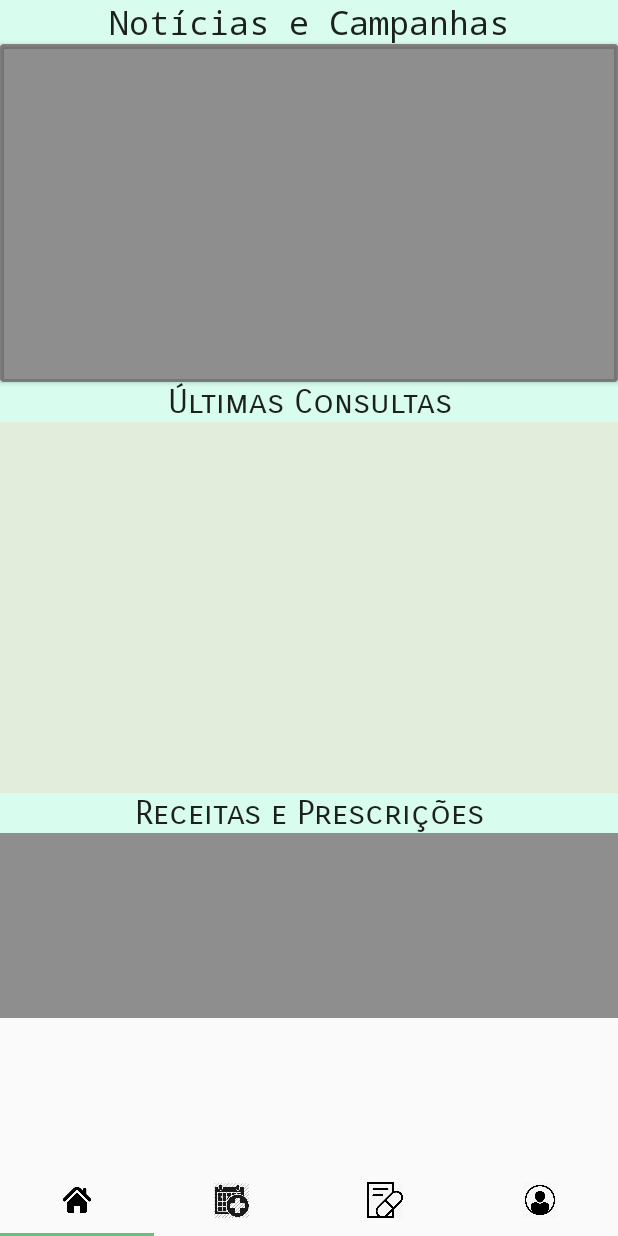
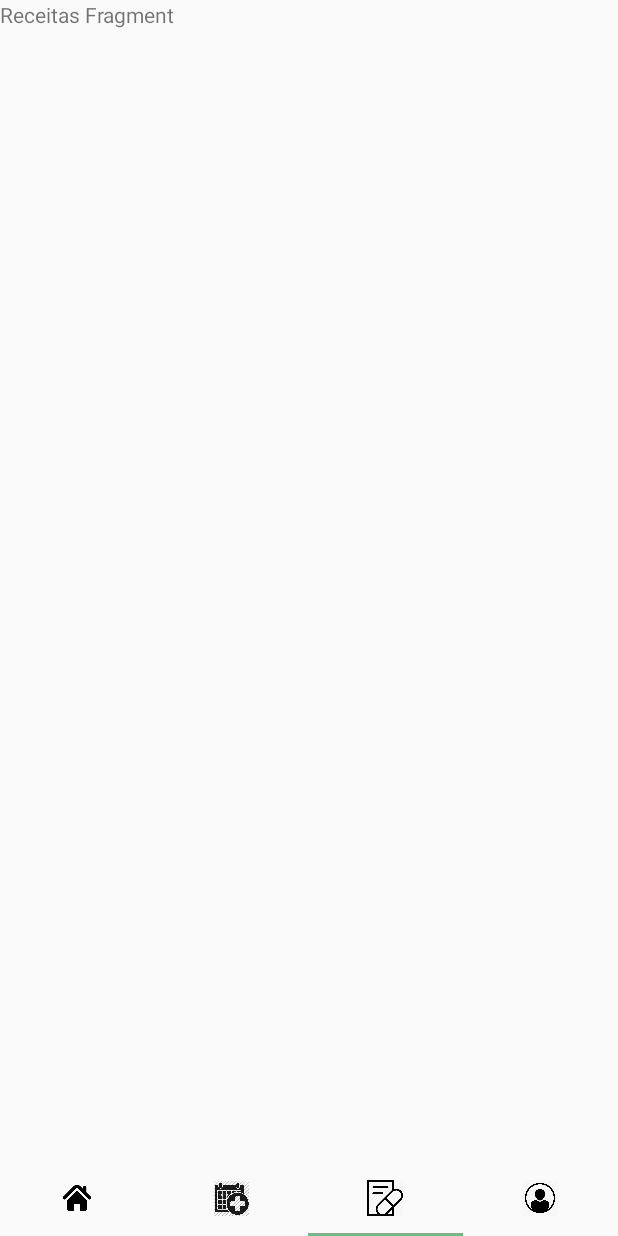
Before and after one commit to lcarneirofb/DQV-Mobile-front, an Android app: the MenuActivity screen opened directly, with no data from a screen before it, item 3 of the bottom bar chosen, on a phone screen of 412 x 824 dp. Run offline under Robolectric (Android 15) with nearby library versions, the phone set to English and light mode, and no system bars.

Commit message:
Swipping menu and Attempting to consume API

```diff
--- a/app/build.gradle
+++ b/app/build.gradle
@@ -29,10 +29,13 @@ dependencies {
     implementation 'androidx.appcompat:appcompat:1.1.0'
     implementation 'androidx.core:core-ktx:1.1.0'
     implementation 'androidx.constraintlayout:constraintlayout:1.1.3'
+    implementation 'androidx.legacy:legacy-support-v4:1.0.0'
     testImplementation 'junit:junit:4.12'
     androidTestImplementation 'androidx.test.ext:junit:1.1.0'
     androidTestImplementation 'androidx.test.espresso:espresso-core:3.2.0'
     // Desing Library para usar Coordinator Layout e Toolbars
     implementation 'com.google.android.material:material:1.0.0'
     implementation 'com.squareup.retrofit2:retrofit:2.6.2'
+    implementation "com.squareup.retrofit2:converter-gson:2.6.2"
+
 }
--- a/app/src/main/java/com/example/dqv/MenuActivity.kt
+++ b/app/src/main/java/com/example/dqv/MenuActivity.kt
@@ -1,16 +1,43 @@
 package com.example.dqv_front
 
 import android.os.Bundle
+import android.view.View
 import androidx.appcompat.app.AppCompatActivity
+import androidx.viewpager.widget.ViewPager
+import com.example.dqv.PageAdapter
 import com.example.dqv.R
+import com.google.android.material.tabs.TabLayout
+import kotlinx.android.synthetic.main.activity_menu.*
 
 
 class MenuActivity : AppCompatActivity() {
+
 
     override fun onCreate(savedInstanceState: Bundle?) {
         super.onCreate(savedInstanceState)
         setContentView(R.layout.activity_menu)
 
+        val viewPager = findViewById<View>(R.id.viewPages) as ViewPager
+        viewPager.adapter = PageAdapter(supportFragmentManager,tabLayout.tabCount)
+
+
+
+        viewPager!!.addOnPageChangeListener(TabLayout.TabLayoutOnPageChangeListener(tabLayout))
+
+        tabLayout!!.addOnTabSelectedListener(object : TabLayout.OnTabSelectedListener {
+            override fun onTabSelected(tab: TabLayout.Tab) {
+                viewPager!!.currentItem = tab.position
+            }
+            override fun onTabUnselected(tab: TabLayout.Tab) {
+
+            }
+            override fun onTabReselected(tab: TabLayout.Tab) {
+
+            }
+        })
+
+
+
     }
 
 
--- /dev/null
+++ b/app/src/main/java/com/example/dqv/PageAdapter.java
@@ -0,0 +1,46 @@
+package com.example.dqv;
+
+import androidx.annotation.NonNull;
+import androidx.fragment.app.Fragment;
+import androidx.fragment.app.FragmentManager;
+import androidx.fragment.app.FragmentPagerAdapter;
+
+import com.example.dqv.fragments.ConsultasFragment;
+import com.example.dqv.fragments.HomeFragment;
+import com.example.dqv.fragments.ReceitasFragment;
+import com.example.dqv.fragments.UserFragment;
+
+public class PageAdapter extends FragmentPagerAdapter {
+
+    private int numberOfTabs;
+
+    public PageAdapter(@NonNull FragmentManager fm, int numberOfTabs) {
+        super(fm);
+        this.numberOfTabs = numberOfTabs;
+    }
+
+
+    @NonNull
+    @Override
+    public Fragment getItem(int position) {
+
+        switch(position){
+            case 0:
+                return new HomeFragment();
+            case 1:
+                return new ConsultasFragment();
+            case 2:
+                return new ReceitasFragment();
+            case 3:
+                return new UserFragment();
+            default:
+                return null;
+        }
+
+    }
+
+    @Override
+    public int getCount() {
+        return numberOfTabs;
+    }
+}
--- /dev/null
+++ b/app/src/main/java/com/example/dqv/fragments/ConsultasFragment.kt
@@ -0,0 +1,99 @@
+package com.example.dqv.fragments
+
+import android.content.Context
+import android.net.Uri
+import android.os.Bundle
+import androidx.fragment.app.Fragment
+import android.view.LayoutInflater
+import android.view.View
+import android.view.ViewGroup
+import com.example.dqv.R
+
+// TODO: Rename parameter arguments, choose names that match
+// the fragment initialization parameters, e.g. ARG_ITEM_NUMBER
+private const val ARG_PARAM1 = "param1"
+private const val ARG_PARAM2 = "param2"
+
+/**
+ * A simple [Fragment] subclass.
+ * Activities that contain this fragment must implement the
+ * [ConsultasFragment.OnFragmentInteractionListener] interface
+ * to handle interaction events.
+ * Use the [ConsultasFragment.newInstance] factory method to
+ * create an instance of this fragment.
+ */
+class ConsultasFragment : Fragment() {
+    // TODO: Rename and change types of parameters
+    private var param1: String? = null
+    private var param2: String? = null
+    private var listener: OnFragmentInteractionListener? = null
+
+    override fun onCreate(savedInstanceState: Bundle?) {
+        super.onCreate(savedInstanceState)
+        arguments?.let {
+            param1 = it.getString(ARG_PARAM1)
+            param2 = it.getString(ARG_PARAM2)
+        }
+    }
+
+    override fun onCreateView(
+        inflater: LayoutInflater, container: ViewGroup?,
+        savedInstanceState: Bundle?
+    ): View? {
+        // Inflate the layout for this fragment
+        return inflater.inflate(R.layout.fragment_consultas, container, false)
+    }
+
+    // TODO: Rename method, update argument and hook method into UI event
+    fun onButtonPressed(uri: Uri) {
+        listener?.onFragmentInteraction(uri)
+    }
+
+    override fun onAttach(context: Context) {
+        super.onAttach(context)
+        if (context is OnFragmentInteractionListener) {
+            listener = context
+        }
+    }
+
+    override fun onDetach() {
+        super.onDetach()
+        listener = null
+    }
+
+    /**
+     * This interface must be implemented by activities that contain this
+     * fragment to allow an interaction in this fragment to be communicated
+     * to the activity and potentially other fragments contained in that
+     * activity.
+     *
+     *
+     * See the Android Training lesson [Communicating with Other Fragments]
+     * (http://developer.android.com/training/basics/fragments/communicating.html)
+     * for more information.
+     */
+    interface OnFragmentInteractionListener {
+        // TODO: Update argument type and name
+        fun onFragmentInteraction(uri: Uri)
+    }
+
+    companion object {
+        /**
+         * Use this factory method to create a new instance of
+         * this fragment using the provided parameters.
+         *
+         * @param param1 Parameter 1.
+         * @param param2 Parameter 2.
+         * @return A new instance of fragment ConsultasFragment.
+         */
+        // TODO: Rename and change types and number of parameters
+        @JvmStatic
+        fun newInstance(param1: String, param2: String) =
+            ConsultasFragment().apply {
+                arguments = Bundle().apply {
+                    putString(ARG_PARAM1, param1)
+                    putString(ARG_PARAM2, param2)
+                }
+            }
+    }
+}
--- /dev/null
+++ b/app/src/main/java/com/example/dqv/fragments/HomeFragment.kt
@@ -0,0 +1,99 @@
+package com.example.dqv.fragments
+
+import android.content.Context
+import android.net.Uri
+import android.os.Bundle
+import androidx.fragment.app.Fragment
+import android.view.LayoutInflater
+import android.view.View
+import android.view.ViewGroup
+import com.example.dqv.R
+
+// TODO: Rename parameter arguments, choose names that match
+// the fragment initialization parameters, e.g. ARG_ITEM_NUMBER
+private const val ARG_PARAM1 = "param1"
+private const val ARG_PARAM2 = "param2"
+
+/**
+ * A simple [Fragment] subclass.
+ * Activities that contain this fragment must implement the
+ * [HomeFragment.OnFragmentInteractionListener] interface
+ * to handle interaction events.
+ * Use the [HomeFragment.newInstance] factory method to
+ * create an instance of this fragment.
+ */
+class HomeFragment : Fragment() {
+    // TODO: Rename and change types of parameters
+    private var param1: String? = null
+    private var param2: String? = null
+    private var listener: OnFragmentInteractionListener? = null
+
+    override fun onCreate(savedInstanceState: Bundle?) {
+        super.onCreate(savedInstanceState)
+        arguments?.let {
+            param1 = it.getString(ARG_PARAM1)
+            param2 = it.getString(ARG_PARAM2)
+        }
+    }
+
+    override fun onCreateView(
+        inflater: LayoutInflater, container: ViewGroup?,
+        savedInstanceState: Bundle?
+    ): View? {
+        // Inflate the layout for this fragment
+        return inflater.inflate(R.layout.fragment_home, container, false)
+    }
+
+    // TODO: Rename method, update argument and hook method into UI event
+    fun onButtonPressed(uri: Uri) {
+        listener?.onFragmentInteraction(uri)
+    }
+
+    override fun onAttach(context: Context) {
+        super.onAttach(context)
+        if (context is OnFragmentInteractionListener) {
+            listener = context
+        }
+    }
+
+    override fun onDetach() {
+        super.onDetach()
+        listener = null
+    }
+
+    /**
+     * This interface must be implemented by activities that contain this
+     * fragment to allow an interaction in this fragment to be communicated
+     * to the activity and potentially other fragments contained in that
+     * activity.
+     *
+     *
+     * See the Android Training lesson [Communicating with Other Fragments]
+     * (http://developer.android.com/training/basics/fragments/communicating.html)
+     * for more information.
+     */
+    interface OnFragmentInteractionListener {
+        // TODO: Update argument type and name
+        fun onFragmentInteraction(uri: Uri)
+    }
+
+    companion object {
+        /**
+         * Use this factory method to create a new instance of
+         * this fragment using the provided parameters.
+         *
+         * @param param1 Parameter 1.
+         * @param param2 Parameter 2.
+         * @return A new instance of fragment HomeFragment.
+         */
+        // TODO: Rename and change types and number of parameters
+        @JvmStatic
+        fun newInstance(param1: String, param2: String) =
+            HomeFragment().apply {
+                arguments = Bundle().apply {
+                    putString(ARG_PARAM1, param1)
+                    putString(ARG_PARAM2, param2)
+                }
+            }
+    }
+}
--- /dev/null
+++ b/app/src/main/java/com/example/dqv/fragments/UserFragment.kt
@@ -0,0 +1,99 @@
+package com.example.dqv.fragments
+
+import android.content.Context
+import android.net.Uri
+import android.os.Bundle
+import androidx.fragment.app.Fragment
+import android.view.LayoutInflater
+import android.view.View
+import android.view.ViewGroup
+import com.example.dqv.R
+
+// TODO: Rename parameter arguments, choose names that match
+// the fragment initialization parameters, e.g. ARG_ITEM_NUMBER
+private const val ARG_PARAM1 = "param1"
+private const val ARG_PARAM2 = "param2"
+
+/**
+ * A simple [Fragment] subclass.
+ * Activities that contain this fragment must implement the
+ * [UserFragment.OnFragmentInteractionListener] interface
+ * to handle interaction events.
+ * Use the [UserFragment.newInstance] factory method to
+ * create an instance of this fragment.
+ */
+class UserFragment : Fragment() {
+    // TODO: Rename and change types of parameters
+    private var param1: String? = null
+    private var param2: String? = null
+    private var listener: OnFragmentInteractionListener? = null
+
+    override fun onCreate(savedInstanceState: Bundle?) {
+        super.onCreate(savedInstanceState)
+        arguments?.let {
+            param1 = it.getString(ARG_PARAM1)
+            param2 = it.getString(ARG_PARAM2)
+        }
+    }
+
+    override fun onCreateView(
+        inflater: LayoutInflater, container: ViewGroup?,
+        savedInstanceState: Bundle?
+    ): View? {
+        // Inflate the layout for this fragment
+        return inflater.inflate(R.layout.fragment_user, container, false)
+    }
+
+    // TODO: Rename method, update argument and hook method into UI event
+    fun onButtonPressed(uri: Uri) {
+        listener?.onFragmentInteraction(uri)
+    }
+
+    override fun onAttach(context: Context) {
+        super.onAttach(context)
+        if (context is OnFragmentInteractionListener) {
+            listener = context
+        }
+    }
+
+    override fun onDetach() {
+        super.onDetach()
+        listener = null
+    }
+
+    /**
+     * This interface must be implemented by activities that contain this
+     * fragment to allow an interaction in this fragment to be communicated
+     * to the activity and potentially other fragments contained in that
+     * activity.
+     *
+     *
+     * See the Android Training lesson [Communicating with Other Fragments]
+     * (http://developer.android.com/training/basics/fragments/communicating.html)
+     * for more information.
+     */
+    interface OnFragmentInteractionListener {
+        // TODO: Update argument type and name
+        fun onFragmentInteraction(uri: Uri)
+    }
+
+    companion object {
+        /**
+         * Use this factory method to create a new instance of
+         * this fragment using the provided parameters.
+         *
+         * @param param1 Parameter 1.
+         * @param param2 Parameter 2.
+         * @return A new instance of fragment UserFragment.
+         */
+        // TODO: Rename and change types and number of parameters
+        @JvmStatic
+        fun newInstance(param1: String, param2: String) =
+            UserFragment().apply {
+                arguments = Bundle().apply {
+                    putString(ARG_PARAM1, param1)
+                    putString(ARG_PARAM2, param2)
+                }
+            }
+    }
+}
--- a/app/src/main/java/com/example/dqv/services/ServiceBuilder.kt
+++ b/app/src/main/java/com/example/dqv/services/ServiceBuilder.kt
@@ -6,7 +6,7 @@ import retrofit2.converter.gson.GsonConverterFactory
 
 object ServiceBuilder {
     //Switch to the actual backend URL
-    private const val URL = "http://10.0.2.2:4200"
+    private const val URL = "http://34.67.51.16:5080/dqv"
     private val okHttpClient = OkHttpClient.Builder()
     private val builder = Retrofit.Builder().baseUrl(URL)
         .addConverterFactory(GsonConverterFactory.create())
@@ -16,4 +16,6 @@ object ServiceBuilder {
     fun <T> buildService(serviceType: Class<T>): T {
         return retrofit.create(serviceType)
     }
+
+
 }
--- a/app/src/main/res/layout/activity_menu.xml
+++ b/app/src/main/res/layout/activity_menu.xml
@@ -6,13 +6,31 @@
     android:layout_width="match_parent"
     android:layout_height="match_parent">
 
+    <androidx.constraintlayout.widget.ConstraintLayout
+        android:layout_width="match_parent"
+        android:layout_height="match_parent">
+
+
+
+        <androidx.constraintlayout.widget.ConstraintLayout
+            android:id="@+id/constraintLayout"
+            android:layout_width="match_parent"
+            android:layout_height="match_parent"
+            app:layout_constraintBottom_toBottomOf="parent"
+            app:layout_constraintEnd_toEndOf="parent"
+            android:visibility="visible">
+
             <com.google.android.material.tabs.TabLayout
+                android:id="@+id/tabLayout"
                 android:layout_width="match_parent"
-        android:layout_height="wrap_content"
+                android:layout_height="50dp"
                 android:layout_below="@id/constraintLayout"
                 android:visibility="visible"
                 app:layout_anchor="@+id/constraintLayout"
                 app:layout_anchorGravity="bottom|center"
+                app:layout_constraintBottom_toBottomOf="parent"
+                app:layout_constraintEnd_toEndOf="parent"
+                app:layout_constraintStart_toStartOf="parent"
                 app:tabIndicatorColor="#63C27C"
                 tools:visibility="visible">
 
@@ -41,79 +59,23 @@
                     android:icon="@drawable/user_icon" />
             </com.google.android.material.tabs.TabLayout>
 
-    <androidx.constraintlayout.widget.ConstraintLayout
-        android:id="@+id/constraintLayout"
-        android:layout_width="match_parent"
-        android:layout_height="match_parent">
 
-        <ScrollView
+            <androidx.viewpager.widget.ViewPager
+                android:id="@+id/viewPages"
                 android:layout_width="match_parent"
                 android:layout_height="match_parent"
-            tools:layout_editor_absoluteX="149dp"
-            tools:layout_editor_absoluteY="289dp">
-
-            <LinearLayout
-                android:layout_width="match_parent"
-                android:layout_height="wrap_content"
-                android:orientation="vertical">
-
-                <TextView
-                    android:id="@+id/txt_noticias"
-                    android:layout_width="match_parent"
-                    android:layout_height="wrap_content"
-                    android:background="#4072FFC2"
-                    android:backgroundTintMode="src_over"
-                    android:fontFamily="monospace"
-                    android:foregroundTint="#60B91C1C"
-                    android:foregroundTintMode="add"
-                    android:lineSpacingExtra="12sp"
-                    android:text="@string/txt_noticias"
-                    android:textAlignment="center"
-                    android:textAppearance="@style/TextAppearance.AppCompat.Large" />
-
-                <androidx.cardview.widget.CardView
-                    android:layout_width="match_parent"
-                    android:layout_height="225dp"
-                    app:cardBackgroundColor="#6F000000" />
-
-                <TextView
-                    android:id="@+id/txt_consultas"
-                    android:layout_width="match_parent"
-                    android:layout_height="wrap_content"
-                    android:background="#4072FFC2"
-                    android:backgroundTintMode="src_over"
-                    android:fontFamily="sans-serif-smallcaps"
-                    android:foregroundTint="#60B91C1C"
-                    android:foregroundTintMode="add"
-                    android:text="@string/txt_consultas"
-                    android:textAlignment="center"
-                    android:textAppearance="@style/TextAppearance.AppCompat.Large" />
-
-                <androidx.viewpager.widget.ViewPager
-                    android:layout_width="match_parent"
-                    android:layout_height="247dp"
-                    android:background="#6FC0DAB4">
+                android:layout_marginBottom="50dp"
+                app:layout_constraintBottom_toTopOf="@id/tabLayout"
+                app:layout_constraintEnd_toEndOf="parent"
+                app:layout_constraintStart_toStartOf="parent"
+                app:layout_constraintTop_toTopOf="parent">
 
             </androidx.viewpager.widget.ViewPager>
 
-                <TextView
-                    android:id="@+id/txt_prescricoes"
-                    android:layout_width="match_parent"
-                    android:layout_height="wrap_content"
-                    android:background="#4072FFC2"
-                    android:backgroundTintMode="src_over"
-                    android:fontFamily="sans-serif-smallcaps"
-                    android:text="@string/txt_prescricoes"
-                    android:textAlignment="center"
-                    android:textAppearance="@style/TextAppearance.AppCompat.Large" />
-
-                <androidx.viewpager.widget.ViewPager
-                    android:layout_width="match_parent"
-                    android:layout_height="123dp"
-                    android:background="#6F000000" />
-            </LinearLayout>
-        </ScrollView>
 
         </androidx.constraintlayout.widget.ConstraintLayout>
 
+    </androidx.constraintlayout.widget.ConstraintLayout>
+
+
 </androidx.coordinatorlayout.widget.CoordinatorLayout>
--- /dev/null
+++ b/app/src/main/res/layout/fragment_receitas.xml
@@ -0,0 +1,14 @@
+<?xml version="1.0" encoding="utf-8"?>
+<FrameLayout xmlns:android="http://schemas.android.com/apk/res/android"
+    xmlns:tools="http://schemas.android.com/tools"
+    android:layout_width="match_parent"
+    android:layout_height="match_parent"
+    tools:context=".fragments.ReceitasFragment">
+
+    <!-- TODO: Update blank fragment layout -->
+    <TextView
+        android:layout_width="match_parent"
+        android:layout_height="match_parent"
+        android:text="Receitas Fragment" />
+
+</FrameLayout>
--- a/app/src/main/res/values/strings.xml
+++ b/app/src/main/res/values/strings.xml
@@ -11,5 +11,8 @@
     <string name="txt_prescricoes">Receitas e Prescrições</string>
     <string name="title_activity_menu">MenuActivity</string>
 
+    <!-- TODO: Remove or change this placeholder text -->
+    <string name="hello_blank_fragment">Hello blank fragment</string>
+
 
 </resources>
```
Also changed, not shown: app/src/main/java/com/example/dqv/MainActivity.kt (+18 -0 lines), app/src/main/java/com/example/dqv/fragments/ReceitasFragment.kt (added, +99 -0 lines), app/src/main/java/com/example/dqv/services/DQV.kt (+11 -2 lines), app/src/main/res/layout/fragment_consultas.xml (added, +14 -0 lines), app/src/main/res/layout/fragment_home.xml (added, +14 -0 lines), app/src/main/res/layout/fragment_user.xml (added, +14 -0 lines). Lines whose indentation alone changed are shown as unchanged.
